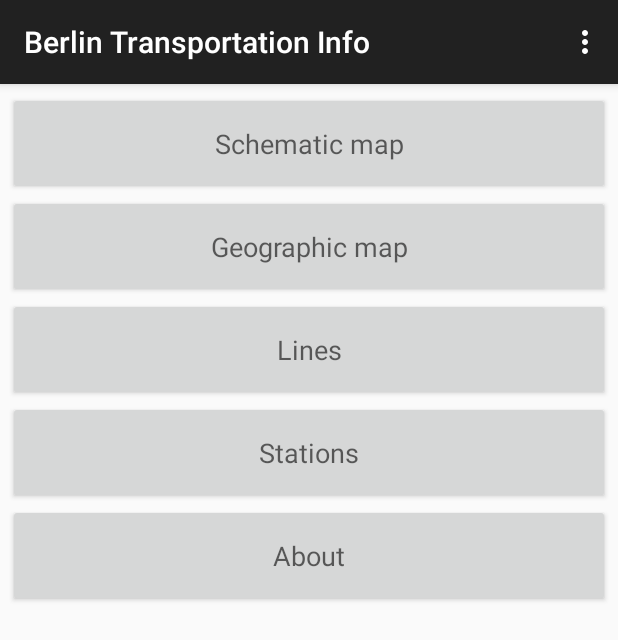
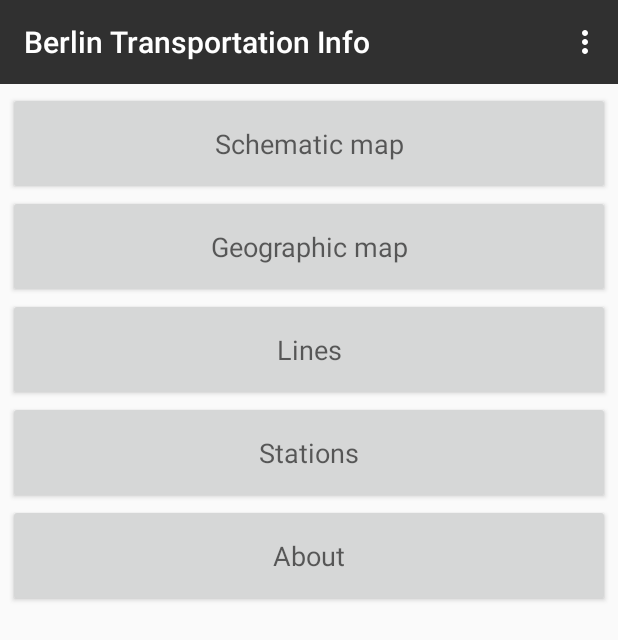
Before and after one commit to OpenMetroMaps/android-app-berlin, an Android app: the screen it shows after launch (MainActivity), on a phone screen of 412 x 824 dp. Shown: the top 640 px of the screen. Run offline under Robolectric (Android 15) with nearby library versions, the phone set to English and light mode, and no system bars; libraries missing offline, so code that uses them is left out: org.openmetromaps.maps; 2 statements that could not run were skipped.

Commit message:
Make app compatible with current Google requirements
* Upgrade Gradle to 8.12.1
* Upgrade Android Build Tools to 8.8.0
* Target SDK 35
* Opt out of Edge-to-edge
* Fix problem with build not working with missing key properites file
* Fix issues with declared permissions
* Fix activity layout issues after upgrade

```diff
--- a/app/src/main/java/de/topobyte/transportation/info/activities/AboutActivity.java
+++ b/app/src/main/java/de/topobyte/transportation/info/activities/AboutActivity.java
@@ -31,7 +31,7 @@
     super.onCreate(savedInstanceState);
     setContentView(R.layout.activity_with_toolbar);
 
-    setupToolbar();
+    setupToolbar(true);
     getSupportActionBar().setTitle(R.string.about);
 
     if (savedInstanceState == null) {
--- a/app/src/main/java/de/topobyte/transportation/info/activities/LinesActivity.java
+++ b/app/src/main/java/de/topobyte/transportation/info/activities/LinesActivity.java
@@ -33,7 +33,7 @@
     super.onCreate(savedInstanceState);
     setContentView(R.layout.activity_with_toolbar);
 
-    setupToolbar();
+    setupToolbar(true);
     getSupportActionBar().setTitle(R.string.lines);
 
     if (savedInstanceState == null) {
--- a/app/src/main/java/de/topobyte/transportation/info/activities/MainActivity.java
+++ b/app/src/main/java/de/topobyte/transportation/info/activities/MainActivity.java
@@ -27,13 +27,16 @@
 import de.topobyte.transportation.info.berlin.R;
 import de.topobyte.transportation.info.fragments.StartFragment;
 
-public class MainActivity extends AppCompatActivity {
+public class MainActivity extends TransportActivity {
 
   @Override
   protected void onCreate(Bundle savedInstanceState)
   {
     super.onCreate(savedInstanceState);
-    setContentView(R.layout.activity_main);
+    setContentView(R.layout.activity_with_toolbar);
+
+    setupToolbar(false);
+
     if (savedInstanceState == null) {
       getSupportFragmentManager().beginTransaction()
           .add(R.id.container, new StartFragment()).commit();
--- a/app/src/main/java/de/topobyte/transportation/info/activities/NetworkMapActivity.java
+++ b/app/src/main/java/de/topobyte/transportation/info/activities/NetworkMapActivity.java
@@ -40,7 +40,7 @@
 
     String title = getIntent().getStringExtra(EXTRA_TITLE);
 
-    setupToolbar();
+    setupToolbar(true);
     getSupportActionBar().setTitle(title);
 
     if (savedInstanceState == null) {
--- a/app/src/main/java/de/topobyte/transportation/info/activities/StationsActivity.java
+++ b/app/src/main/java/de/topobyte/transportation/info/activities/StationsActivity.java
@@ -33,7 +33,7 @@
     super.onCreate(savedInstanceState);
     setContentView(R.layout.activity_with_toolbar);
 
-    setupToolbar();
+    setupToolbar(true);
     getSupportActionBar().setTitle(R.string.stations);
 
     if (savedInstanceState == null) {
--- a/app/src/main/java/de/topobyte/transportation/info/activities/ToolbarActivity.java
+++ b/app/src/main/java/de/topobyte/transportation/info/activities/ToolbarActivity.java
@@ -34,11 +34,13 @@
     super.onCreate(savedInstanceState);
   }
 
-  protected void setupToolbar()
+  protected void setupToolbar(boolean up)
   {
     toolbar = findViewById(R.id.my_awesome_toolbar);
     setSupportActionBar(toolbar);
-    getSupportActionBar().setDisplayHomeAsUpEnabled(true);
+    if (up) {
+      getSupportActionBar().setDisplayHomeAsUpEnabled(true);
+    }
   }
 
   public Toolbar getToolbar()
--- a/app/src/main/java/de/topobyte/transportation/info/fragments/LinesFragment.java
+++ b/app/src/main/java/de/topobyte/transportation/info/fragments/LinesFragment.java
@@ -73,8 +73,6 @@
     MapModel model = activity.getApp().getModel();
     final List<Line> lines = model.getData().lines;
 
-    int toolBarColor = getResources().getColor(R.color.background_material_dark);
-    activity.getToolbar().setBackgroundColor(toolBarColor);
     activity.getToolbar().setTitle(R.string.lines);
     activity.getToolbar().setSubtitle(null);
 
--- a/app/src/main/java/de/topobyte/transportation/info/fragments/StationFragment.java
+++ b/app/src/main/java/de/topobyte/transportation/info/fragments/StationFragment.java
@@ -113,8 +113,6 @@
   public View onCreateView(LayoutInflater inflater, ViewGroup container,
                            Bundle savedInstanceState)
   {
-    int toolBarColor = getResources().getColor(R.color.background_material_dark);
-    activity.getToolbar().setBackgroundColor(toolBarColor);
     activity.getToolbar().setTitle(R.string.station);
     activity.getToolbar().setSubtitle(null);
 
--- /dev/null
+++ b/app/src/main/res/values-v35/styles.xml
@@ -0,0 +1,8 @@
+<resources>
+
+    <style name="AppBaseThemeNoActionBar" parent="Theme.AppCompat.Light.NoActionBar">
+        <item name="colorPrimaryDark">@color/primary_dark_material_dark</item>
+        <item name="android:windowOptOutEdgeToEdgeEnforcement">true</item>
+    </style>
+
+</resources>
```
Also changed, not shown: app/build.gradle (+8 -4 lines), app/src/main/AndroidManifest.xml (+3 -4 lines), build.gradle (+4 -4 lines), gradle/wrapper/gradle-wrapper.properties, 1 other file.
